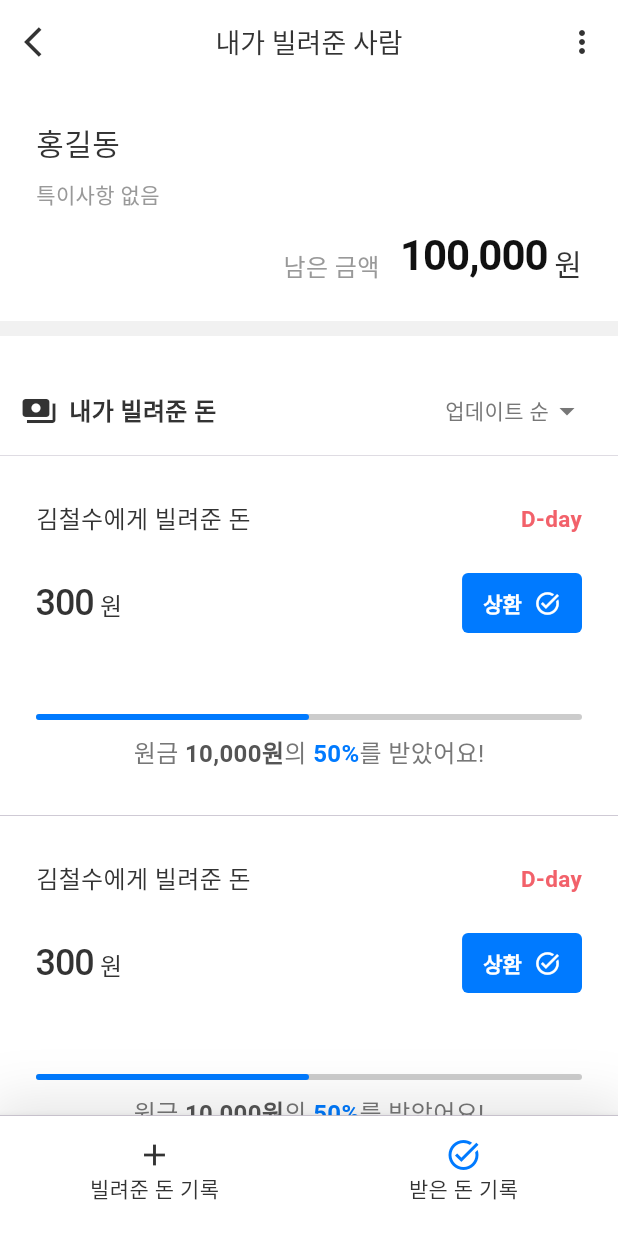
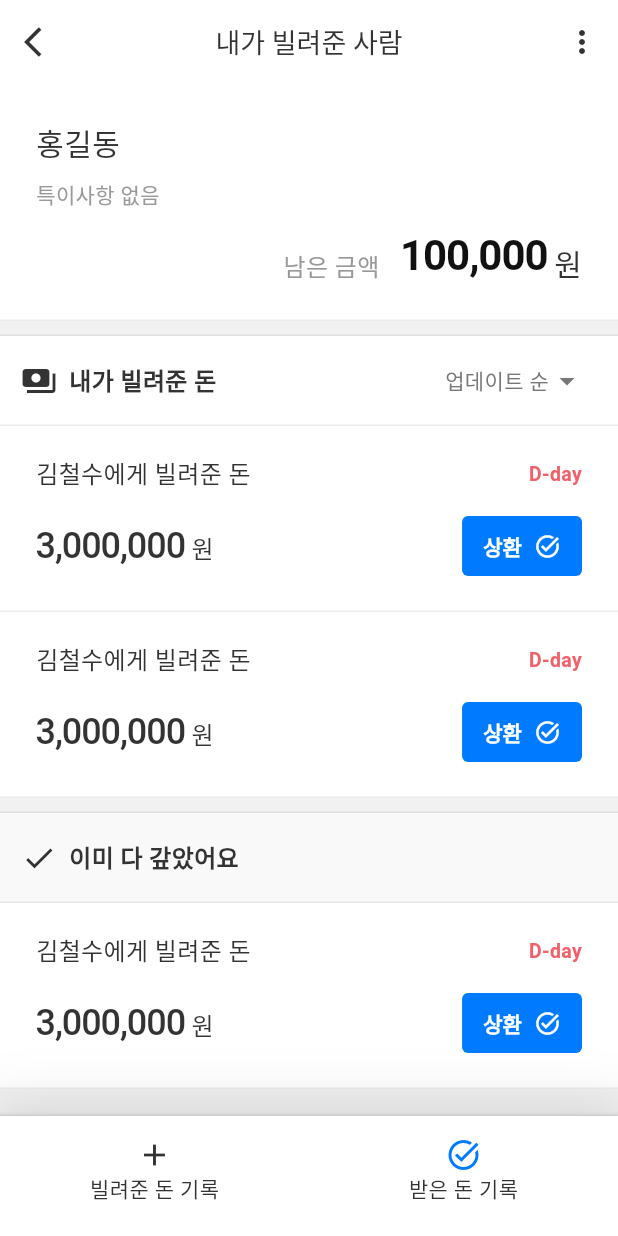
Before and after one commit to AtmosCat/dont_worry, a Flutter app: the screen it shows after launch, after a tap on "홍길동", on a phone screen of 412 x 824 dp. Run offline on Flutter 3.47's test engine with Material 3 defaults, Android fonts, the phone set to English and light mode, and no system bars.

Commit message:
imp (theme) : 테마수정

```diff
--- a/lib/theme/colors.dart
+++ b/lib/theme/colors.dart
@@ -5,6 +5,8 @@
   primaryBlue,
   primaryRed,
   onPrimaryWhite,
+  shadowBlack,
+  divider,
   //background
   containerWhite,
   scaffoldGray,
@@ -40,6 +42,8 @@
       AppColor.primaryBlue: Color(0xFF007AFF), // 중요한 블루
       AppColor.primaryRed: Color(0xFFF2616A), // 중요한 레드
       AppColor.onPrimaryWhite: Colors.white, // 컬러배경 위에서 쓰이는 흰색 : 다크모드에서도 화이트 유지됨
+      AppColor.shadowBlack: Color(0xFF000000), // 그림자로 쓰이는 검정 : 다크모드에서도 유지됨
+      AppColor.divider: Colors.grey.withOpacity(0.2),// 디바이더
 
       // background 컬러 (배경, 흰색 컨테이너 배경, 회색박스 등에 사용)
       AppColor.scaffoldGray: Color(0xFFF1F1F1), // 맨 뒷배경용 회색
@@ -75,6 +79,8 @@
       AppColor.primaryBlue: Color(0xFF7CA7D5),
       AppColor.primaryRed: Color(0xFFDD7980),
       AppColor.onPrimaryWhite: Colors.white,
+      AppColor.shadowBlack: Color(0xFF000000),
+      AppColor.divider: Colors.white.withOpacity(0.2),// 디바이더
 
       AppColor.scaffoldGray: Color(0xFF121212),
       AppColor.containerWhite: Color(0xFF1E1E1E),
--- a/lib/theme/theme.dart
+++ b/lib/theme/theme.dart
@@ -4,6 +4,16 @@
   // 기본 색상 설정
   primaryColor: Color(0xFF007AFF),
   scaffoldBackgroundColor: Color(0xFFF1F1F1), // 부드러운 밝은 배경색
+
+  // 디바이더 색상 설정
+  dividerTheme: DividerThemeData(
+    color: Colors.grey.withOpacity(0.2),
+    thickness: 1,
+  ),
+
+  tabBarTheme: TabBarTheme(
+    dividerColor: Colors.grey.withOpacity(0.2),
+  ),
 
   // 앱 바 설정
   appBarTheme: AppBarTheme(
@@ -16,17 +26,16 @@
   popupMenuTheme: PopupMenuThemeData(
       color: Colors.white,
       textStyle: TextStyle(color: Color(0xFF333333)),
-  ),
+      labelTextStyle:
+          WidgetStateProperty.all(TextStyle(color: Color(0xFF333333)))),
 
   // 카드 설정
-  cardTheme:
-  CardTheme(
+  cardTheme: CardTheme(
       color: Colors.white,
       shape: RoundedRectangleBorder(
         borderRadius: BorderRadius.circular(0),
       ),
-    clipBehavior: Clip.none
-  ),
+      clipBehavior: Clip.none),
 
   // 바텀시트 설정
   bottomSheetTheme: BottomSheetThemeData(
@@ -75,6 +84,16 @@
   primaryColor: Color(0xFF7CA7D5),
   scaffoldBackgroundColor: Color(0xFF121212), // 다크 배경
 
+  // 디바이더 색상 설정
+  dividerTheme: DividerThemeData(
+    color: const Color.fromARGB(255, 36, 36, 36).withOpacity(0.1),
+    thickness: 1,
+  ),
+
+  tabBarTheme: TabBarTheme(
+    dividerColor: Colors.grey.withOpacity(0.2),
+  ),
+
   // 앱 바 설정
   appBarTheme: AppBarTheme(
     titleTextStyle: TextStyle(color: Colors.white, fontSize: 18),
@@ -86,14 +105,12 @@
   popupMenuTheme: PopupMenuThemeData(
       color: Color(0xFF1E1E1E),
       textStyle: TextStyle(color: Colors.white),
-  ),
+      labelTextStyle: WidgetStateProperty.all(TextStyle(color: Colors.white))),
 
   // 카드 설정
-  cardTheme:
-  CardTheme(
+  cardTheme: CardTheme(
     color: Color(0xFF1E1E1E),
   ),
-
 
   // 바텀시트 설정
   bottomSheetTheme: BottomSheetThemeData(
@@ -111,8 +128,7 @@
     foregroundColor: Color(0xFF7CA7D5), // 하얀색 아이콘 및 글씨
   ),
 
-  bottomNavigationBarTheme: BottomNavigationBarThemeData(
-  ),
+  bottomNavigationBarTheme: BottomNavigationBarThemeData(),
   // 텍스트 관련 설정
   textTheme: TextTheme(
     bodyMedium: TextStyle(color: Color(0xFFDDDDDD)), // 부드러운 흰색 텍스트
--- a/lib/ui/pages/home/home_page.dart
+++ b/lib/ui/pages/home/home_page.dart
@@ -221,7 +221,7 @@
             loans: [], // 빈 리스트
             memo: '특이사항 없음',
           )),
-      SizedBox(height: 200)
+      SizedBox(height: 60)
     ]);
   }
 }
--- a/lib/ui/pages/home/widgets/home_bottom_app_bar.dart
+++ b/lib/ui/pages/home/widgets/home_bottom_app_bar.dart
@@ -28,10 +28,7 @@
         child: Column(
           mainAxisSize: MainAxisSize.min,
           children: [
-            Divider(
-              height: 0,
-              thickness: 0.6,
-            ),
+            Divider(height: 0, color: AppColor.divider.of(context)),
             SizedBox(
               height: 14,
             ),
--- a/lib/ui/pages/home/widgets/person_card.dart
+++ b/lib/ui/pages/home/widgets/person_card.dart
@@ -69,17 +69,17 @@
         ),
         child: Card(
           shape: RoundedRectangleBorder(
-            borderRadius: BorderRadius.circular(4),
+            borderRadius: BorderRadius.circular(8),
           ),
           clipBehavior: Clip.none,
           elevation: 1,
-          shadowColor: AppColor.containerBlue10.of(context), // 빨간 그림자
+          shadowColor: AppColor.shadowBlack.of(context), // 빨간 그림자
           color: amount != 0 // 상환여부 따라 배경색 변경
               ? AppColor.containerWhite.of(context)
               : AppColor.containerLightGray20.of(context),
           child: Padding(
             padding:
-                const EdgeInsets.symmetric(horizontal: 24.0, vertical: 24.0),
+                const EdgeInsets.symmetric(horizontal: 20.0, vertical: 20.0),
             child: Column(children: [
               Row(
                 mainAxisAlignment: MainAxisAlignment.spaceBetween,
@@ -110,7 +110,7 @@
                                 ? 'D-day'
                                 : '연체 중',
                         style: TextStyle(
-                            fontSize: 15,
+                            fontSize: 13,
                             color: dDay > 0
                                 ? AppColor.primaryBlue.of(context)
                                 : AppColor.primaryRed.of(context),
@@ -119,7 +119,7 @@
                 ],
               ),
               SizedBox(
-                height: 20,
+                height: 8,
               ),
               Row(
                 crossAxisAlignment: CrossAxisAlignment.center,
--- a/lib/ui/pages/loan_detail/loan_detail_page.dart
+++ b/lib/ui/pages/loan_detail/loan_detail_page.dart
@@ -137,7 +137,8 @@
                     SizedBox(height: 10),
                     Text(memo,
                         style: TextStyle(
-                            fontSize: 14, color: AppColor.disabled.of(context))),
+                            fontSize: 14,
+                            color: AppColor.disabled.of(context))),
                   ],
                 ),
               ),
@@ -166,7 +167,7 @@
                 ],
               ),
               SizedBox(height: 40),
-              Divider(height: 0, thickness: 0.6),
+              Divider(height: 0, color: AppColor.divider.of(context)),
               SizedBox(height: 40),
               Row(children: [
                 Text('전체 금액',
@@ -264,7 +265,7 @@
                 offstage: repaymentRate == 0,
                 child: Column(
                   children: [
-                    Divider(),
+                    const Divider(height: 0, thickness: 0.3),
                     SizedBox(height: 24),
                     Row(children: [
                       Text(myAction == MyAction.lend ? '받은 금액' : '갚은 금액',
@@ -348,7 +349,7 @@
                           Repayment(amount: 100, date: DateTime(2024, 4, 12)),
                     ),
                     SizedBox(
-                      height: 100,
+                      height: 60,
                     )
                   ],
                 ),
@@ -391,9 +392,7 @@
             IconButton(onPressed: () {}, icon: Icon(Icons.close))
           ]),
         ),
-        SizedBox(
-          height: 2,
-        ),
+        SizedBox(height: 2),
       ],
     );
   }
--- a/lib/ui/pages/loan_list/loan_list_page.dart
+++ b/lib/ui/pages/loan_list/loan_list_page.dart
@@ -22,17 +22,10 @@
         children: [
           LoanListHeader(person: person),
           SizedBox(height: 10),
-          Container(
-              color: AppColor.containerWhite.of(context),
-              child: Column(
-                children: [
-                  ListHeader(myAction: myAction, category: Category.loan,),
-                  Divider(
-                thickness: 0.4,
-                height: 0,
-              ),
-                ],
-              )),
+          ListHeader(
+            myAction: myAction,
+            category: Category.loan,
+          ),
           LoanCard(
               myAction: myAction,
               loan: Loan(
@@ -60,8 +53,7 @@
                 memo: '빠른 상환을 부탁드립니다.',
               )),
           SizedBox(height: 10),
-          Container(
-              color: AppColor.containerWhite.of(context), child: ListHeader(category: Category.loan)),
+          ListHeader(category: Category.loan),
           LoanCard(
               myAction: myAction,
               loan: Loan(
@@ -75,7 +67,7 @@
                 title: '김철수에게 빌려준 돈',
                 memo: '빠른 상환을 부탁드립니다.',
               )),
-              SizedBox(height: 60)
+          SizedBox(height: 60)
         ],
       ),
       bottomNavigationBar: DetailBottomNavigationBar(
@@ -150,9 +142,9 @@
                 ),
               ],
             ),
-            SizedBox()
           ]),
         ),
+        Divider(height: 0, color: AppColor.divider.of(context)),
       ],
     );
   }
--- a/lib/ui/pages/loan_list/widgets/loan_card.dart
+++ b/lib/ui/pages/loan_list/widgets/loan_card.dart
@@ -13,9 +13,9 @@
   @override
   Widget build(BuildContext context) {
     final String title = loan.title;
-    final int amount = 300;
+    final int amount = 3000000;
     final int totalRepayment = 10000;
-    final double repaymentRate = 0.5;
+    final double repaymentRate = 0;
     /*TODO: 금액 관련 데이터를 구하는 로직 개발 필요
 
     개발사항 1. amount :갚아야 할 남은 금액
@@ -69,7 +69,7 @@
           children: [
             Padding(
               padding:
-                  const EdgeInsets.symmetric(horizontal: 24.0, vertical: 30.0),
+                  const EdgeInsets.symmetric(horizontal: 24.0, vertical: 20.0),
               child: Column(
                 children: [
                   Row(
@@ -100,7 +100,7 @@
                                     ? 'D-day'
                                     : '연체 중',
                             style: TextStyle(
-                                fontSize: 15,
+                                fontSize: 13,
                                 color: dDay > 0
                                     ? AppColor.primaryBlue.of(context)
                                     : AppColor.primaryRed.of(context),
@@ -108,7 +108,7 @@
                       ),
                     ],
                   ),
-                  const SizedBox(height: 20),
+                  const SizedBox(height: 12),
                   Row(
                     crossAxisAlignment: CrossAxisAlignment.center,
                     children: [
@@ -203,7 +203,7 @@
                           repaymentRate == 1,
                       child: Column(
                         children: [
-                          SizedBox(height: 50),
+                          SizedBox(height: 20),
                           LinearProgressIndicator(
                             value: repaymentRate,
                             minHeight: 4,
@@ -241,7 +241,7 @@
                 ],
               ),
             ),
-            const Divider(height: 0, thickness: 0.6),
+            Divider(height: 0, color: AppColor.divider.of(context)),
           ],
         ),
       ),
--- a/lib/ui/widgets/detail_bottom_navigation_bar.dart
+++ b/lib/ui/widgets/detail_bottom_navigation_bar.dart
@@ -27,10 +27,7 @@
         child: Column(
           mainAxisSize: MainAxisSize.min,
           children: [
-            Divider(
-              height: 0,
-              thickness: 0.6,
-            ),
+            Divider(height: 0, color: AppColor.divider.of(context)),
             BottomNavigationBar(
                 items: [
                   BottomNavigationBarItem(
--- a/lib/ui/widgets/list_header.dart
+++ b/lib/ui/widgets/list_header.dart
@@ -16,9 +16,17 @@
 
   @override
   Widget build(BuildContext context) {
-
-    return Padding(
-      padding: EdgeInsets.only(top: 20),
+    return Column(
+      children: [
+        Offstage(
+            offstage: widget.category == Category.person,
+            child: Divider(height: 0, color: AppColor.divider.of(context)),),
+        Container(
+          color: widget.category == Category.person
+              ? Colors.transparent
+              : widget.myAction != null // 상환여부 따라 글씨색상 변경
+                  ? AppColor.containerWhite.of(context)
+                  : AppColor.containerLightGray20.of(context),
           child: SizedBox(
             height: 60,
             child: Row(
@@ -55,7 +63,8 @@
                         children: [
                           Text(
                             selectedSortOption,
-                        style: TextStyle(color: AppColor.gray20.of(context)),
+                            style:
+                                TextStyle(color: AppColor.gray20.of(context)),
                           ),
                           Icon(
                             Icons.arrow_drop_down,
@@ -93,6 +102,11 @@
               ],
             ),
           ),
+        ),
+        Offstage(
+            offstage: widget.category == Category.person,
+            child: Divider(height: 0, color: AppColor.divider.of(context)),)
+      ],
     );
   }
 }
```
Lines whose indentation alone changed are shown as unchanged.
